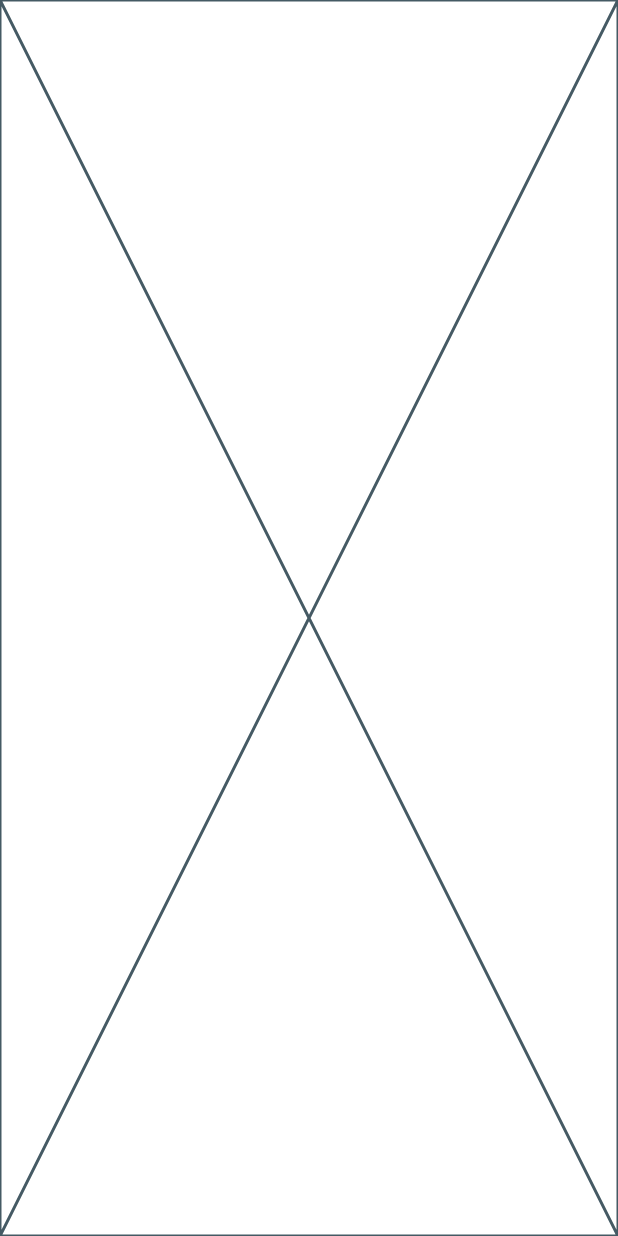
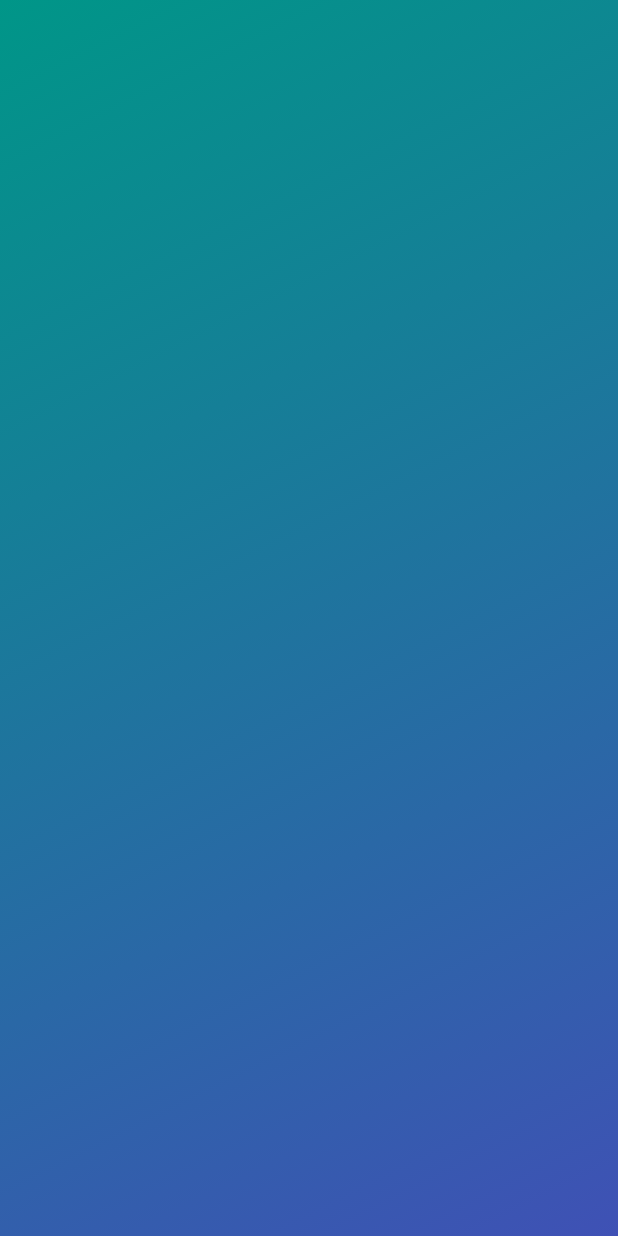
Before and after one commit to omar-albarakeh/solariqflutter, a Flutter app: the screen it shows after launch, on a phone screen of 412 x 824 dp. Run offline on Flutter 3.47's test engine with Material 3 defaults, Android fonts, the light colour scheme and no system bars.

Commit message:
Flutter <> splashscreen background added

```diff
--- a/lib/Screens/Auth/SplashScreen.dart
+++ b/lib/Screens/Auth/SplashScreen.dart
@@ -1,10 +1,18 @@
 import 'package:flutter/material.dart';
+
+import '../../Config/AppColor.dart';
 
 class SplashScreen extends StatelessWidget {
   const SplashScreen({super.key});
 
   @override
   Widget build(BuildContext context) {
-    return const Placeholder();
+    return Scaffold(
+      body: Container(
+        decoration: BoxDecoration(
+          gradient: AppColor.linearGradient,
+        ),
+      ),
+    );
   }
 }
```
